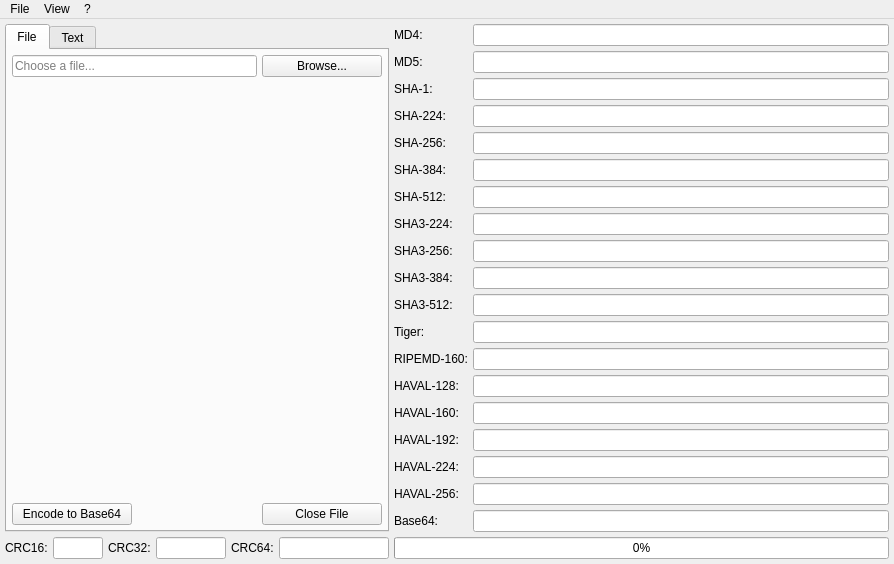
Old version of the form ui/mainwindow.ui in the repository rikyoz/MrHash.
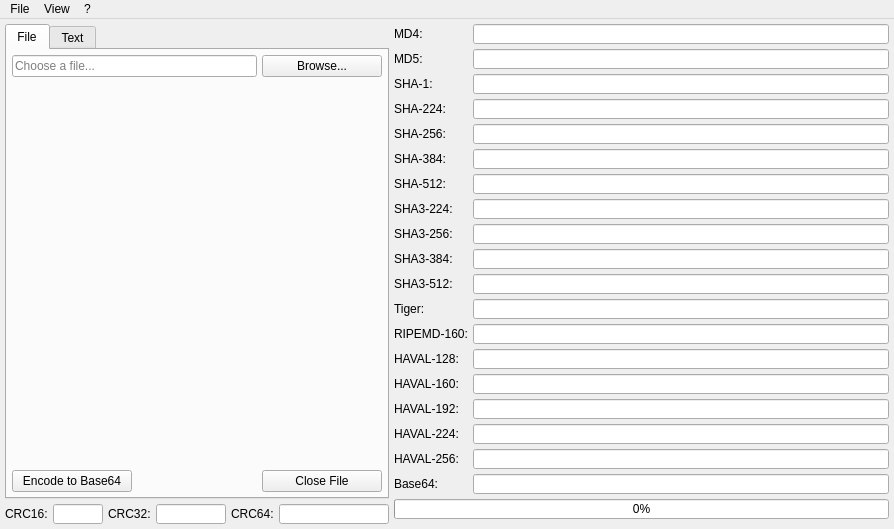
New version of the form. Icons and pictures are not drawn. Custom widgets are drawn as their Qt base class.

The edit to the form file:
```diff
--- a/ui/mainwindow.ui
+++ b/ui/mainwindow.ui
@@ -45,7 +45,7 @@
       <property name="maximumSize">
        <size>
         <width>70</width>
-        <height>16777215</height>
+        <height>20</height>
        </size>
       </property>
       <property name="readOnly">
@@ -88,7 +88,7 @@
       <property name="maximumSize">
        <size>
         <width>50</width>
-        <height>16777215</height>
+        <height>20</height>
        </size>
       </property>
       <property name="readOnly">
@@ -109,6 +109,12 @@
       </property>
       <item row="0" column="0">
        <widget class="QLabel" name="label_8">
+        <property name="maximumSize">
+         <size>
+          <width>16777215</width>
+          <height>20</height>
+         </size>
+        </property>
         <property name="text">
          <string>MD4:</string>
         </property>
@@ -116,6 +122,12 @@
       </item>
       <item row="0" column="1">
        <widget class="QLineEdit" name="md4edit">
+        <property name="maximumSize">
+         <size>
+          <width>16777215</width>
+          <height>20</height>
+         </size>
+        </property>
         <property name="readOnly">
          <bool>true</bool>
         </property>
@@ -123,6 +135,12 @@
       </item>
       <item row="1" column="0">
        <widget class="QLabel" name="label_2">
+        <property name="maximumSize">
+         <size>
+          <width>16777215</width>
+          <height>20</height>
+         </size>
+        </property>
         <property name="text">
          <string>MD5:</string>
         </property>
@@ -130,6 +148,12 @@
       </item>
       <item row="1" column="1">
        <widget class="QLineEdit" name="md5edit">
+        <property name="maximumSize">
+         <size>
+          <width>16777215</width>
+          <height>20</height>
+         </size>
+        </property>
         <property name="readOnly">
          <bool>true</bool>
         </property>
@@ -137,6 +161,12 @@
       </item>
       <item row="2" column="0">
        <widget class="QLabel" name="label_3">
+        <property name="maximumSize">
+         <size>
+          <width>16777215</width>
+          <height>20</height>
+         </size>
+        </property>
         <property name="text">
          <string>SHA-1:</string>
         </property>
@@ -144,6 +174,12 @@
       </item>
       <item row="2" column="1">
        <widget class="QLineEdit" name="sha1edit">
+        <property name="maximumSize">
+         <size>
+          <width>16777215</width>
+          <height>20</height>
+         </size>
+        </property>
         <property name="readOnly">
          <bool>true</bool>
         </property>
@@ -151,6 +187,12 @@
       </item>
       <item row="3" column="0">
        <widget class="QLabel" name="label">
+        <property name="maximumSize">
+         <size>
+          <width>16777215</width>
+          <height>20</height>
+         </size>
+        </property>
         <property name="text">
          <string>SHA-224:</string>
         </property>
@@ -158,6 +200,12 @@
       </item>
       <item row="3" column="1">
        <widget class="QLineEdit" name="sha224edit">
+        <property name="maximumSize">
+         <size>
+          <width>16777215</width>
+          <height>20</height>
+         </size>
+        </property>
         <property name="readOnly">
          <bool>true</bool>
         </property>
@@ -165,6 +213,12 @@
       </item>
       <item row="4" column="0">
        <widget class="QLabel" name="label_4">
+        <property name="maximumSize">
+         <size>
+          <width>16777215</width>
+          <height>20</height>
+         </size>
+        </property>
         <property name="text">
          <string>SHA-256:</string>
         </property>
@@ -172,6 +226,12 @@
       </item>
       <item row="4" column="1">
        <widget class="QLineEdit" name="sha256edit">
+        <property name="maximumSize">
+         <size>
+          <width>16777215</width>
+          <height>20</height>
+         </size>
+        </property>
         <property name="readOnly">
          <bool>true</bool>
         </property>
@@ -179,6 +239,12 @@
       </item>
       <item row="5" column="0">
        <widget class="QLabel" name="label_11">
+        <property name="maximumSize">
+         <size>
+          <width>16777215</width>
+          <height>20</height>
+         </size>
+        </property>
         <property name="text">
          <string>SHA-384:</string>
         </property>
@@ -186,6 +252,12 @@
       </item>
       <item row="5" column="1">
        <widget class="QLineEdit" name="sha384edit">
+        <property name="maximumSize">
+         <size>
+          <width>16777215</width>
+          <height>20</height>
+         </size>
+        </property>
         <property name="readOnly">
          <bool>true</bool>
         </property>
@@ -193,6 +265,12 @@
       </item>
       <item row="6" column="0">
        <widget class="QLabel" name="label_5">
+        <property name="maximumSize">
+         <size>
+          <width>16777215</width>
+          <height>20</height>
+         </size>
+        </property>
         <property name="text">
          <string>SHA-512:</string>
         </property>
@@ -200,6 +278,12 @@
       </item>
       <item row="6" column="1">
        <widget class="QLineEdit" name="sha512edit">
+        <property name="maximumSize">
+         <size>
+          <width>16777215</width>
+          <height>20</height>
+         </size>
+        </property>
         <property name="readOnly">
          <bool>true</bool>
         </property>
@@ -207,6 +291,12 @@
       </item>
       <item row="11" column="0">
        <widget class="QLabel" name="label_9">
+        <property name="maximumSize">
+         <size>
+          <width>16777215</width>
+          <height>20</height>
+         </size>
+        </property>
         <property name="text">
          <string>Tiger:</string>
         </property>
@@ -214,6 +304,12 @@
       </item>
       <item row="11" column="1">
        <widget class="QLineEdit" name="tigeredit">
+        <property name="maximumSize">
+         <size>
+          <width>16777215</width>
+          <height>20</height>
+         </size>
+        </property>
         <property name="text">
          <string/>
         </property>
@@ -224,6 +320,12 @@
       </item>
       <item row="12" column="0">
        <widget class="QLabel" name="label_10">
+        <property name="maximumSize">
+         <size>
+          <width>16777215</width>
+          <height>20</height>
+         </size>
+        </property>
         <property name="text">
          <string>RIPEMD-160:</string>
         </property>
@@ -231,6 +333,12 @@
       </item>
       <item row="12" column="1">
        <widget class="QLineEdit" name="ripemdedit">
+        <property name="maximumSize">
+         <size>
+          <width>16777215</width>
+          <height>20</height>
+         </size>
+        </property>
         <property name="text">
          <string/>
         </property>
@@ -241,6 +349,12 @@
       </item>
       <item row="13" column="0">
        <widget class="QLabel" name="label_12">
+        <property name="maximumSize">
+         <size>
+          <width>16777215</width>
+          <height>20</height>
+         </size>
+        </property>
         <property name="text">
          <string>HAVAL-128:</string>
         </property>
@@ -248,6 +362,12 @@
       </item>
       <item row="13" column="1">
        <widget class="QLineEdit" name="haval128edit">
+        <property name="maximumSize">
+         <size>
+          <width>16777215</width>
+          <height>20</height>
+         </size>
+        </property>
         <property name="text">
          <string/>
         </property>
@@ -258,6 +378,12 @@
       </item>
       <item row="14" column="0">
        <widget class="QLabel" name="label_13">
+        <property name="maximumSize">
+         <size>
+          <width>16777215</width>
+          <height>20</height>
+         </size>
+        </property>
         <property name="text">
          <string>HAVAL-160:</string>
         </property>
@@ -265,6 +391,12 @@
       </item>
       <item row="14" column="1">
        <widget class="QLineEdit" name="haval160edit">
+        <property name="maximumSize">
+         <size>
+          <width>16777215</width>
+          <height>20</height>
+         </size>
+        </property>
         <property name="text">
          <string/>
         </property>
@@ -275,6 +407,12 @@
       </item>
       <item row="15" column="0">
        <widget class="QLabel" name="label_14">
+        <property name="maximumSize">
+         <size>
+          <width>16777215</width>
+          <height>20</height>
+         </size>
+        </property>
         <property name="text">
          <string>HAVAL-192:</string>
         </property>
@@ -282,6 +420,12 @@
       </item>
       <item row="15" column="1">
        <widget class="QLineEdit" name="haval192edit">
+        <property name="maximumSize">
+         <size>
+          <width>16777215</width>
+          <height>20</height>
+         </size>
+        </property>
         <property name="text">
          <string/>
         </property>
@@ -292,6 +436,12 @@
       </item>
       <item row="16" column="0">
        <widget class="QLabel" name="label_15">
+        <property name="maximumSize">
+         <size>
+          <width>16777215</width>
+          <height>20</height>
+         </size>
+        </property>
         <property name="text">
          <string>HAVAL-224:</string>
         </property>
@@ -299,6 +449,12 @@
       </item>
       <item row="16" column="1">
        <widget class="QLineEdit" name="haval224edit">
+        <property name="maximumSize">
+         <size>
+          <width>16777215</width>
+          <height>20</height>
+         </size>
+        </property>
         <property name="text">
          <string/>
         </property>
@@ -309,6 +465,12 @@
       </item>
       <item row="17" column="0">
        <widget class="QLabel" name="label_16">
+        <property name="maximumSize">
+         <size>
+          <width>16777215</width>
+          <height>20</height>
+         </size>
+        </property>
         <property name="text">
          <string>HAVAL-256:</string>
         </property>
@@ -316,6 +478,12 @@
       </item>
       <item row="17" column="1">
        <widget class="QLineEdit" name="haval256edit">
+        <property name="maximumSize">
+         <size>
+          <width>16777215</width>
+          <height>20</height>
+         </size>
+        </property>
         <property name="text">
          <string/>
         </property>
@@ -326,6 +494,12 @@
       </item>
       <item row="18" column="0">
        <widget class="QLabel" name="label_7">
+        <property name="maximumSize">
+         <size>
+          <width>16777215</width>
+          <height>20</height>
+         </size>
+        </property>
         <property name="text">
          <string>Base64:</string>
         </property>
@@ -333,6 +507,12 @@
       </item>
       <item row="18" column="1">
        <widget class="QLineEdit" name="base64edit">
+        <property name="maximumSize">
+         <size>
+          <width>16777215</width>
+          <height>20</height>
+         </size>
+        </property>
         <property name="text">
          <string/>
         </property>
@@ -343,6 +523,12 @@
       </item>
       <item row="7" column="0">
        <widget class="QLabel" name="label_17">
+        <property name="maximumSize">
+         <size>
+          <width>16777215</width>
+          <height>20</height>
+         </size>
+        </property>
         <property name="text">
          <string>SHA3-224:</string>
         </property>
@@ -350,6 +536,12 @@
       </item>
       <item row="8" column="0">
        <widget class="QLabel" name="label_19">
+        <property name="maximumSize">
+         <size>
+          <width>16777215</width>
+          <height>20</height>
+         </size>
+        </property>
         <property name="text">
          <string>SHA3-256:</string>
         </property>
@@ -357,6 +549,12 @@
       </item>
       <item row="9" column="0">
        <widget class="QLabel" name="label_20">
+        <property name="maximumSize">
+         <size>
+          <width>16777215</width>
+          <height>20</height>
+         </size>
+        </property>
         <property name="text">
          <string>SHA3-384:</string>
         </property>
@@ -364,6 +562,12 @@
       </item>
       <item row="10" column="0">
        <widget class="QLabel" name="label_21">
+        <property name="maximumSize">
+         <size>
+          <width>16777215</width>
+          <height>20</height>
+         </size>
+        </property>
         <property name="text">
          <string>SHA3-512:</string>
         </property>
@@ -371,6 +575,12 @@
       </item>
       <item row="7" column="1">
        <widget class="QLineEdit" name="sha3224edit">
+        <property name="maximumSize">
+         <size>
+          <width>16777215</width>
+          <height>20</height>
+         </size>
+        </property>
         <property name="readOnly">
          <bool>true</bool>
         </property>
@@ -378,6 +588,12 @@
       </item>
       <item row="8" column="1">
        <widget class="QLineEdit" name="sha3256edit">
+        <property name="maximumSize">
+         <size>
+          <width>16777215</width>
+          <height>20</height>
+         </size>
+        </property>
         <property name="readOnly">
          <bool>true</bool>
         </property>
@@ -385,6 +601,12 @@
       </item>
       <item row="9" column="1">
        <widget class="QLineEdit" name="sha3384edit">
+        <property name="maximumSize">
+         <size>
+          <width>16777215</width>
+          <height>20</height>
+         </size>
+        </property>
         <property name="readOnly">
          <bool>true</bool>
         </property>
@@ -392,6 +614,12 @@
       </item>
       <item row="10" column="1">
        <widget class="QLineEdit" name="sha3512edit">
+        <property name="maximumSize">
+         <size>
+          <width>16777215</width>
+          <height>20</height>
+         </size>
+        </property>
         <property name="readOnly">
          <bool>true</bool>
         </property>
@@ -399,6 +627,12 @@
       </item>
       <item row="19" column="0" colspan="2">
        <widget class="QProgressBar" name="progressBar">
+        <property name="maximumSize">
+         <size>
+          <width>16777215</width>
+          <height>20</height>
+         </size>
+        </property>
         <property name="value">
          <number>0</number>
         </property>
@@ -411,7 +645,7 @@
       <property name="maximumSize">
        <size>
         <width>110</width>
-        <height>16777215</height>
+        <height>20</height>
        </size>
       </property>
       <property name="readOnly">
@@ -424,7 +658,7 @@
       <property name="minimumSize">
        <size>
         <width>370</width>
-        <height>0</height>
+        <height>400</height>
        </size>
       </property>
       <property name="currentIndex">
```
